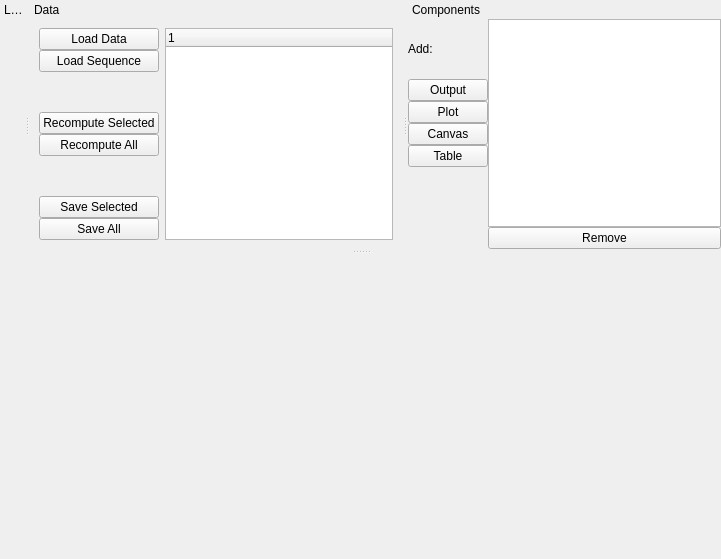
First picture: the form in lib/analysis/AnalyzerTemplate.ui, repository acq4/acq4, before the edit.
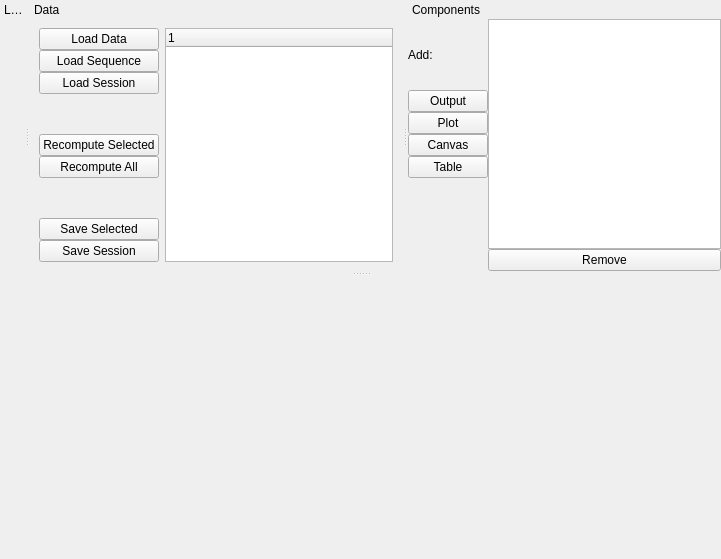
Second picture: the form after the edit.

Commit message: added session save/load in analyzer

The edit to the form file:
```diff
--- a/lib/analysis/AnalyzerTemplate.ui
+++ b/lib/analysis/AnalyzerTemplate.ui
@@ -60,6 +60,13 @@
          </property>
         </widget>
        </item>
+       <item>
+        <widget class="QPushButton" name="loadSessionBtn">
+         <property name="text">
+          <string>Load Session</string>
+         </property>
+        </widget>
+       </item>
        <item>
         <spacer name="verticalSpacer_3">
          <property name="orientation">
@@ -110,7 +117,7 @@
        <item>
         <widget class="QPushButton" name="saveAllBtn">
          <property name="text">
-          <string>Save All</string>
+          <string>Save Session</string>
          </property>
         </widget>
        </item>
```
The commit also changes 11 other files.
